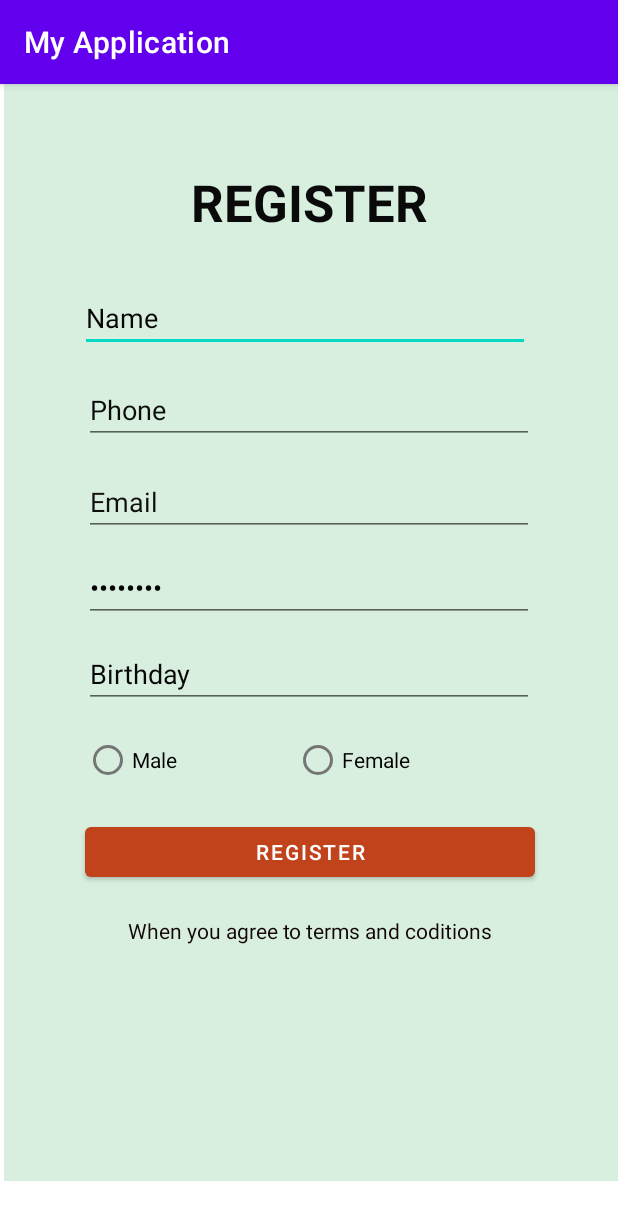
After one commit to PhanHongHa/Android_Tuan1, an Android app: the MainActivity4 screen opened directly, with no data from a screen before it, on a phone screen of 412 x 824 dp. The commit adds this screen. Shown: the top 1220 px of the screen. Run offline under Robolectric (Android 15) with nearby library versions, the phone set to English and light mode, and no system bars; Roboto replaces fonts that are not available here.

Commit message:
ui 1a,b,c,d,e

```diff
--- a/app/build.gradle
+++ b/app/build.gradle
@@ -33,6 +33,7 @@ dependencies {
     implementation 'androidx.appcompat:appcompat:1.1.0'
     implementation 'com.google.android.material:material:1.1.0'
     implementation 'androidx.constraintlayout:constraintlayout:1.1.3'
+    implementation 'androidx.gridlayout:gridlayout:1.0.0'
     testImplementation 'junit:junit:4.+'
     androidTestImplementation 'androidx.test.ext:junit:1.1.1'
     androidTestImplementation 'androidx.test.espresso:espresso-core:3.2.0'
--- /dev/null
+++ b/app/src/main/java/com/example/myapplication/MainActivity4.java
@@ -0,0 +1,14 @@
+package com.example.myapplication;
+
+import androidx.appcompat.app.AppCompatActivity;
+
+import android.os.Bundle;
+
+public class MainActivity4 extends AppCompatActivity {
+
+    @Override
+    protected void onCreate(Bundle savedInstanceState) {
+        super.onCreate(savedInstanceState);
+        setContentView(R.layout.activity_main4);
+    }
+}
--- /dev/null
+++ b/app/src/main/res/layout/activity_main4.xml
@@ -0,0 +1,143 @@
+<?xml version="1.0" encoding="utf-8"?>
+<androidx.constraintlayout.widget.ConstraintLayout xmlns:android="http://schemas.android.com/apk/res/android"
+    xmlns:app="http://schemas.android.com/apk/res-auto"
+    xmlns:tools="http://schemas.android.com/tools"
+    android:layout_width="match_parent"
+    android:layout_height="match_parent"
+    tools:context=".MainActivity4">
+
+    <ImageView
+        android:id="@+id/imageView6"
+        android:layout_width="417dp"
+        android:layout_height="731dp"
+        app:srcCompat="@drawable/background3"
+        tools:layout_editor_absoluteX="-3dp"
+        tools:layout_editor_absoluteY="0dp" />
+
+    <TextView
+        android:id="@+id/textView9"
+        android:layout_width="wrap_content"
+        android:layout_height="wrap_content"
+        android:layout_marginTop="56dp"
+        android:text="REGISTER"
+        android:textColor="#0B0A0A"
+        android:textSize="34sp"
+        android:textStyle="bold"
+        app:layout_constraintEnd_toEndOf="parent"
+        app:layout_constraintStart_toStartOf="parent"
+        app:layout_constraintTop_toTopOf="@+id/imageView6" />
+
+    <EditText
+        android:id="@+id/editTextTextEmailAddress3"
+        android:layout_width="300dp"
+        android:layout_height="45dp"
+        android:layout_marginTop="32dp"
+        android:ems="10"
+        android:inputType="textEmailAddress"
+        android:text="Name"
+        android:textColor="#050505"
+        app:layout_constraintEnd_toEndOf="parent"
+        app:layout_constraintHorizontal_bias="0.477"
+        app:layout_constraintStart_toStartOf="parent"
+        app:layout_constraintTop_toBottomOf="@+id/textView9" />
+
+    <EditText
+        android:id="@+id/editTextPhone2"
+        android:layout_width="300dp"
+        android:layout_height="45dp"
+        android:layout_marginTop="16dp"
+        android:ems="10"
+        android:inputType="phone"
+        android:text="Phone"
+        android:textColor="#0C0C0C"
+        app:layout_constraintEnd_toEndOf="parent"
+        app:layout_constraintStart_toStartOf="parent"
+        app:layout_constraintTop_toBottomOf="@+id/editTextTextEmailAddress3" />
+
+    <EditText
+        android:id="@+id/editTextTextEmailAddress4"
+        android:layout_width="300dp"
+        android:layout_height="45dp"
+        android:layout_marginTop="16dp"
+        android:ems="10"
+        android:inputType="textEmailAddress"
+        android:text="Email"
+        android:textColor="#100F0F"
+        app:layout_constraintEnd_toEndOf="parent"
+        app:layout_constraintStart_toStartOf="parent"
+        app:layout_constraintTop_toBottomOf="@+id/editTextPhone2" />
+
+    <EditText
+        android:id="@+id/editTextNumberPassword"
+        android:layout_width="300dp"
+        android:layout_height="45dp"
+        android:layout_marginTop="12dp"
+        android:ems="10"
+        android:inputType="numberPassword"
+        android:text="Password"
+        android:textColor="#040303"
+        app:layout_constraintEnd_toEndOf="parent"
+        app:layout_constraintStart_toStartOf="parent"
+        app:layout_constraintTop_toBottomOf="@+id/editTextTextEmailAddress4" />
+
+    <EditText
+        android:id="@+id/editTextDate"
+        android:layout_width="300dp"
+        android:layout_height="45dp"
+        android:layout_marginTop="12dp"
+        android:ems="10"
+        android:inputType="date"
+        android:text="Birthday"
+        android:textColor="#070707"
+        app:layout_constraintEnd_toEndOf="parent"
+        app:layout_constraintStart_toStartOf="parent"
+        app:layout_constraintTop_toBottomOf="@+id/editTextNumberPassword" />
+
+    <RadioButton
+        android:id="@+id/radioButton4"
+        android:layout_width="70dp"
+        android:layout_height="45dp"
+        android:layout_marginStart="56dp"
+        android:layout_marginLeft="56dp"
+        android:layout_marginTop="12dp"
+        android:text="Male"
+        app:layout_constraintStart_toStartOf="parent"
+        app:layout_constraintTop_toBottomOf="@+id/editTextDate" />
+
+    <RadioButton
+        android:id="@+id/radioButton5"
+        android:layout_width="100dp"
+        android:layout_height="45dp"
+        android:layout_marginTop="12dp"
+        android:layout_marginEnd="116dp"
+        android:layout_marginRight="116dp"
+        android:text="Female"
+        app:layout_constraintEnd_toEndOf="parent"
+        app:layout_constraintTop_toBottomOf="@+id/editTextDate" />
+
+    <Button
+        android:id="@+id/button5"
+        android:layout_width="300dp"
+        android:layout_height="45dp"
+        android:layout_marginTop="16dp"
+        android:text="REGISTER"
+        app:backgroundTint="#C1431B"
+        app:layout_constraintEnd_toEndOf="parent"
+        app:layout_constraintHorizontal_bias="0.504"
+        app:layout_constraintStart_toStartOf="parent"
+        app:layout_constraintTop_toBottomOf="@+id/radioButton5" />
+
+    <TextView
+        android:id="@+id/textView11"
+        android:layout_width="300dp"
+        android:layout_height="36dp"
+        android:layout_marginTop="12dp"
+        android:gravity="center"
+        android:text="When you agree to terms and coditions"
+        android:textColor="#120505"
+        app:layout_constraintEnd_toEndOf="parent"
+        app:layout_constraintHorizontal_bias="0.504"
+        app:layout_constraintStart_toStartOf="parent"
+        app:layout_constraintTop_toBottomOf="@+id/button5" />
+
+</androidx.constraintlayout.widget.ConstraintLayout>
```
Also changed, not shown: app/src/main/AndroidManifest.xml (+37 -0 lines), app/src/main/java/com/example/myapplication/MainActivity2.java (added, +14 -0 lines), app/src/main/java/com/example/myapplication/MainActivity3.java (added, +14 -0 lines), app/src/main/java/com/example/myapplication/MainActivity5.java (added, +14 -0 lines), app/src/main/res/layout/activity_main.xml (+17 -21 lines), app/src/main/res/layout/activity_main2.xml (added, +83 -0 lines), app/src/main/res/layout/activity_main3.xml (added, +87 -0 lines), app/src/main/res/layout/activity_main5.xml (added, +71 -0 lines), app/src/main/res/drawable/background.png, app/src/main/res/drawable/background2.png (added), app/src/main/res/drawable/background3.png (added), app/src/main/res/drawable/lock.png (added).
